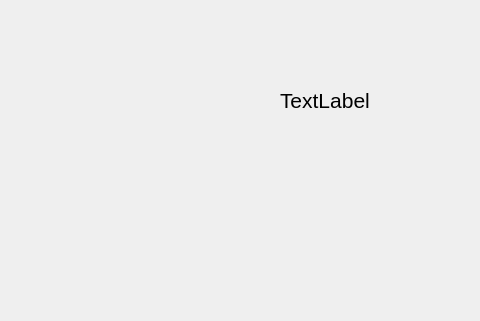
Before: the Qt Designer form recognize.ui in AnkurTank/face-recognition, drawn with Qt 5; both pictures show x 370 to 850 and y 0 to 321 of the 850 by 580 pixel window.
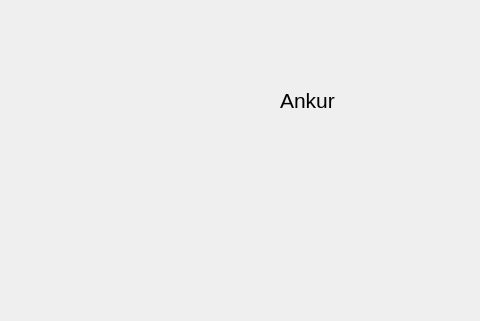
After: the same form once the commit is applied.

Diff of the .ui file:
```diff
--- a/recognize.ui
+++ b/recognize.ui
@@ -41,7 +41,7 @@
     </font>
    </property>
    <property name="text">
-    <string>TextLabel</string>
+    <string>Ankur</string>
    </property>
   </widget>
   <widget class="QPushButton" name="btnBack">
```
Left out of the diff: 2 changed lines with no effect on the pictures.
